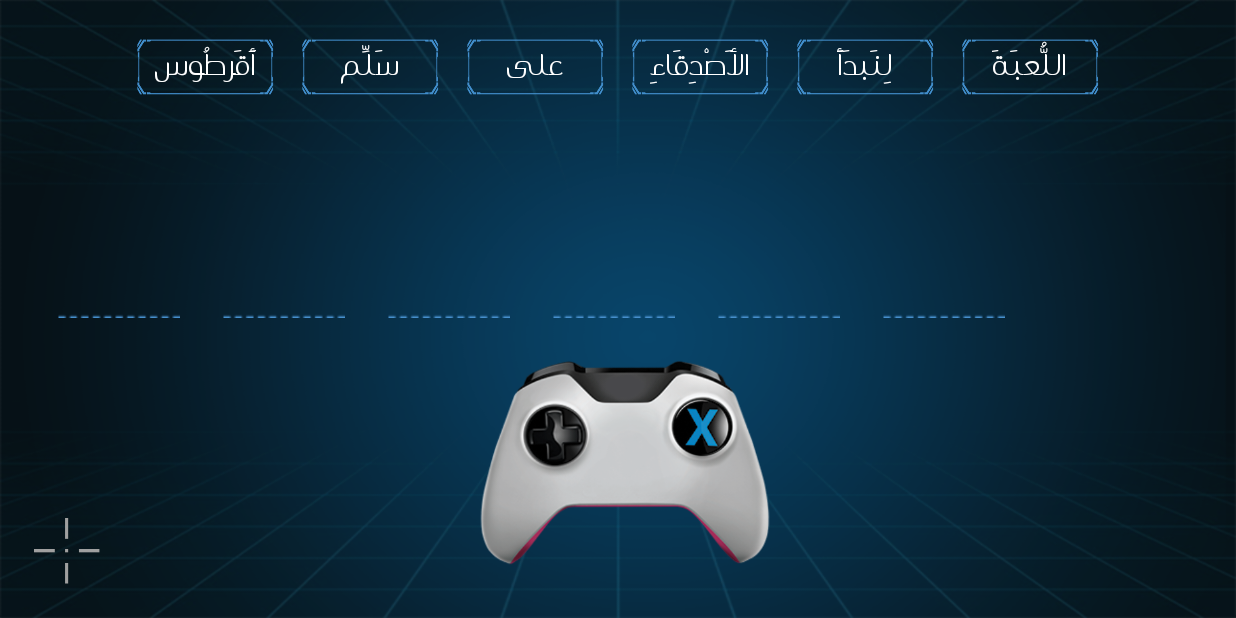
After one commit to dinaomar/AlNidaa, an Android app: the fragment QuestionsFragment placed in its activity, on a phone screen of 824 x 412 dp (held sideways). The commit adds this screen. Run offline under Robolectric (Android 15) with nearby library versions, the phone set to English and light mode, and no system bars.

Commit message:
drag done

```diff
--- /dev/null
+++ b/app/src/main/java/com/dina/elcg/alnedaa/Extensions.kt
@@ -0,0 +1,10 @@
+package com.dina.elcg.alnedaa
+
+import android.graphics.Point
+import android.view.View
+
+fun View.getLocationOnScreen(): Point {
+    val location = IntArray(2)
+    this.getLocationOnScreen(location)
+    return Point(location[0], location[1])
+}
--- a/app/src/main/java/com/dina/elcg/alnedaa/fragments/GameFragment.kt
+++ b/app/src/main/java/com/dina/elcg/alnedaa/fragments/GameFragment.kt
@@ -33,11 +33,8 @@ class GameFragment : Fragment() {
     lateinit var wordsTwo: List<String>
     lateinit var stringThree: String
     lateinit var wordsThree: List<String>
+    var span = SpannableStringBuilder()
 
-    override fun onCreate(savedInstanceState: Bundle?) {
-        super.onCreate(savedInstanceState)
-
-    }
 
     override fun onCreateView(
         inflater: LayoutInflater, container: ViewGroup?,
@@ -68,7 +65,16 @@ class GameFragment : Fragment() {
 
         mPlayerbackground?.start()
         startTimer()
+        btnStart.setOnClickListener { startGame() }
 
+    }
+
+    private fun startGame() {
+        val questionsFragment = QuestionsFragment.newInstance()
+        val fragmentTransaction = fragmentManager?.beginTransaction()
+        fragmentTransaction?.setCustomAnimations(R.anim.in_from_right, R.anim.out_to_left)
+        fragmentTransaction?.replace(R.id.fragment, questionsFragment)
+        fragmentTransaction?.commit()
     }
 
     private fun startTimer() {
@@ -96,17 +102,21 @@ class GameFragment : Fragment() {
     override fun onStop() {
         super.onStop()
         mPlayerbackground?.stop()
+        mPlayerQustion?.stop()
+        handlerOne.removeCallbacks(runnableOne);
+        handlerTwo.removeCallbacks(runnableTwo);
+        handlerThree.removeCallbacks(runnableThree);
+
     }
 
     override fun onDestroy() {
         super.onDestroy()
         mPlayerbackground = null
+        mPlayerQustion = null
     }
 
     private val runnableOne = object : Runnable {
         override fun run() {
-            var span = SpannableStringBuilder()
-
             if (i < wordsOne.size) {
                 span = SpannableStringBuilder(stringOne)
                 span.setSpan(
@@ -117,15 +127,16 @@ class GameFragment : Fragment() {
                 )
                 textView1.setTextKeepState(span)
                 start += wordsOne[i].length + i
+                span.clearSpans()
+                handlerOne.postDelayed(this, (100 * wordsOne[i].length).toLong())
                 i++
-                span.clearSpans()
-                handlerOne.postDelayed(this, 1000)
 
             } else {
                 i = 0
                 start = 0
-                span.clearSpans()
-                handlerTwo.postDelayed(runnableTwo, 100)
+                handlerTwo.postDelayed(runnableTwo, 10)
+                span = SpannableStringBuilder(stringOne)
+                textView1.setTextKeepState(span)
             }
         }
 
@@ -133,7 +144,6 @@ class GameFragment : Fragment() {
 
     private val runnableTwo = object : Runnable {
         override fun run() {
-            var span = SpannableStringBuilder()
             if (i < wordsTwo.size) {
                 span = SpannableStringBuilder(stringTwo)
                 span.setSpan(
@@ -144,21 +154,22 @@ class GameFragment : Fragment() {
                 )
                 textView2.setTextKeepState(span)
                 start += wordsTwo[i].length + i
+                span.clearSpans()
+                handlerTwo.postDelayed(this, (100 * wordsTwo[i].length).toLong())
                 i++
-                span.clearSpans()
-                handlerTwo.postDelayed(this, 800)
 
             } else {
                 i = 0
                 start = 0
                 handlerThree.postDelayed(runnableThree, 10)
+                span = SpannableStringBuilder(stringTwo)
+                textView2.setTextKeepState(span)
             }
         }
     }
 
     private val runnableThree = object : Runnable {
         override fun run() {
-            var span = SpannableStringBuilder()
             if (i < wordsThree.size) {
                 span = SpannableStringBuilder(stringThree)
                 span.setSpan(
@@ -169,14 +180,15 @@ class GameFragment : Fragment() {
                 )
                 textView3.setTextKeepState(span)
                 start += wordsThree[i].length + i
+                span.clearSpans()
+                handlerThree.postDelayed(this, (100 * wordsThree[i].length).toLong())
                 i++
-                span.clearSpans()
-                handlerThree.postDelayed(this, 700)
 
             } else {
                 i = 0
                 start = 0
-                span.clear()
+                span = SpannableStringBuilder(stringThree)
+                textView3.setTextKeepState(span)
             }
 
         }
--- /dev/null
+++ b/app/src/main/java/com/dina/elcg/alnedaa/fragments/QuestionsFragment.kt
@@ -0,0 +1,116 @@
+package com.dina.elcg.alnedaa.fragments
+
+import android.annotation.SuppressLint
+import android.graphics.BlendMode
+import android.graphics.PorterDuff
+import android.graphics.Rect
+import android.media.MediaPlayer
+import android.os.Build
+import android.os.Bundle
+import android.view.LayoutInflater
+import android.view.View
+import android.view.ViewGroup
+import android.widget.RelativeLayout
+import androidx.annotation.RequiresApi
+import androidx.core.content.ContextCompat
+import androidx.fragment.app.Fragment
+import com.dina.elcg.alnedaa.R
+import kotlinx.android.synthetic.main.fragment_questions.*
+
+
+class QuestionsFragment : Fragment() {
+
+    var mPlayerbackground: MediaPlayer? = null
+
+
+    override fun onCreate(savedInstanceState: Bundle?) {
+        super.onCreate(savedInstanceState)
+    }
+
+    override fun onCreateView(
+        inflater: LayoutInflater, container: ViewGroup?,
+        savedInstanceState: Bundle?
+    ): View? {
+        // Inflate the layout for this fragment
+        return inflater.inflate(R.layout.fragment_questions, container, false)
+    }
+
+    @RequiresApi(Build.VERSION_CODES.LOLLIPOP)
+    override fun onViewCreated(view: View, savedInstanceState: Bundle?) {
+        super.onViewCreated(view, savedInstanceState)
+        mPlayerbackground = MediaPlayer.create(this.context, R.raw.musicbg)
+        mPlayerbackground?.setVolume(0.3f, 0.3f)
+        mPlayerbackground?.start()
+
+        upBt.setOnClickListener { functionUp() }
+        downBt.setOnClickListener { functionDown() }
+        leftBt.setOnClickListener { functionLeft() }
+        rightBt.setOnClickListener { functionRight() }
+        selectBtn.setOnClickListener { functionSelect() }
+    }
+
+    @SuppressLint("NewApi")
+    @RequiresApi(Build.VERSION_CODES.LOLLIPOP)
+    private fun functionSelect() {
+        if (checkCollision(cursor,wordOne)){
+            // do something
+            wordOne.backgroundTintList = ContextCompat.getColorStateList(requireContext(), R.color.colorPrimary)
+        }
+        else if (checkCollision(cursor,wordTwo)){
+
+        }
+        else if (checkCollision(cursor,wordThree)){
+
+        }
+        else if (checkCollision(cursor,wordFour)){
+
+        }
+        else if (checkCollision(cursor,wordFive)){
+
+        }
+        else if (checkCollision(cursor,wordSix)){
+
+        }
+    }
+
+    private fun checkCollision(v1: View, v2: View): Boolean {
+        val R1 = Rect(v1.left, v1.top, v1.right, v1.bottom)
+        val R2 = Rect(v2.left, v2.top, v2.right, v2.bottom)
+        return R1.intersect(R2)
+    }
+
+    private fun functionUp() {
+        val paramsTop = cursor.layoutParams as RelativeLayout.LayoutParams
+        paramsTop.bottomMargin += 20
+        cursor.layoutParams = paramsTop
+    }
+
+    private fun functionDown() {
+        val paramsBottom = cursor.layoutParams as RelativeLayout.LayoutParams
+        paramsBottom.bottomMargin -= 20
+        cursor.layoutParams = paramsBottom
+    }
+
+    private fun functionLeft() {
+        val paramsLeft = cursor.layoutParams as RelativeLayout.LayoutParams
+        paramsLeft.leftMargin -= 20
+        cursor.layoutParams = paramsLeft
+    }
+
+    private fun functionRight() {
+        val paramsRight = cursor.layoutParams as RelativeLayout.LayoutParams
+        paramsRight.leftMargin += 20
+        cursor.layoutParams = paramsRight
+    }
+
+
+    override fun onStop() {
+        super.onStop()
+        mPlayerbackground?.stop()
+    }
+
+    companion object {
+        @JvmStatic
+        fun newInstance() = QuestionsFragment()
+    }
+}
--- a/app/src/main/res/layout/fragment_game.xml
+++ b/app/src/main/res/layout/fragment_game.xml
@@ -55,6 +55,28 @@
             app:layout_constraintTop_toBottomOf="@+id/textView2"
             app:layout_constraintVertical_bias="0.01999998" />
 
+        <ImageView
+            android:id="@+id/imageView"
+            android:layout_width="wrap_content"
+            android:layout_height="wrap_content"
+            android:src="@drawable/joystickfullcontrols"
+            app:layout_constraintBottom_toBottomOf="parent"
+            app:layout_constraintEnd_toEndOf="parent"
+            app:layout_constraintStart_toStartOf="parent"
+            app:layout_constraintTop_toBottomOf="@+id/textView3"
+            app:layout_constraintVertical_bias="1.0" />
+
+        <ImageView
+            android:id="@+id/btnStart"
+            android:layout_width="30dp"
+            android:layout_height="30dp"
+            android:src="@drawable/controlx"
+            app:layout_constraintBottom_toBottomOf="parent"
+            app:layout_constraintEnd_toEndOf="parent"
+            app:layout_constraintHorizontal_bias="0.55"
+            app:layout_constraintStart_toStartOf="parent"
+            app:layout_constraintTop_toBottomOf="@+id/textView3"
+            app:layout_constraintVertical_bias="0.77" />
 
     </androidx.constraintlayout.widget.ConstraintLayout>
 
--- /dev/null
+++ b/app/src/main/res/layout/fragment_questions.xml
@@ -0,0 +1,273 @@
+<?xml version="1.0" encoding="utf-8"?>
+<FrameLayout xmlns:android="http://schemas.android.com/apk/res/android"
+    xmlns:app="http://schemas.android.com/apk/res-auto"
+    xmlns:tools="http://schemas.android.com/tools"
+    android:layout_width="match_parent"
+    android:layout_height="match_parent"
+    android:background="@drawable/bg"
+    android:padding="20dp"
+    tools:context=".fragments.QuestionsFragment">
+
+    <RelativeLayout
+        android:layout_width="match_parent"
+        android:layout_height="match_parent">
+
+        <LinearLayout
+            android:layout_width="match_parent"
+            android:layout_height="wrap_content"
+            android:gravity="center"
+            android:orientation="horizontal">
+
+            <RelativeLayout
+                android:id="@+id/wordOne"
+                android:layout_width="100dp"
+                android:layout_height="50dp"
+                android:background="@drawable/choicebox">
+
+                <TextView
+                    style="@style/textViewSentence"
+                    android:layout_width="wrap_content"
+                    android:layout_height="wrap_content"
+                    android:layout_centerInParent="true"
+                    android:text="أَقَرطُوس" />
+
+            </RelativeLayout>
+
+            <View
+                android:layout_width="10dp"
+                android:layout_height="0dp" />
+
+            <RelativeLayout
+                android:id="@+id/wordTwo"
+                android:layout_width="100dp"
+                android:layout_height="50dp"
+                android:background="@drawable/choicebox">
+
+                <TextView
+                    style="@style/textViewSentence"
+                    android:layout_width="wrap_content"
+                    android:layout_height="wrap_content"
+                    android:layout_centerInParent="true"
+                    android:text="سَلِّم" />
+
+            </RelativeLayout>
+
+            <View
+                android:layout_width="10dp"
+                android:layout_height="0dp" />
+
+            <RelativeLayout
+                android:id="@+id/wordThree"
+                android:layout_width="100dp"
+                android:layout_height="50dp"
+                android:background="@drawable/choicebox">
+
+                <TextView
+                    style="@style/textViewSentence"
+                    android:layout_width="wrap_content"
+                    android:layout_height="wrap_content"
+                    android:layout_centerInParent="true"
+                    android:text="على" />
+
+            </RelativeLayout>
+
+            <View
+                android:layout_width="10dp"
+                android:layout_height="0dp" />
+
+
+            <RelativeLayout
+                android:id="@+id/wordFour"
+                android:layout_width="100dp"
+                android:layout_height="50dp"
+                android:background="@drawable/choicebox">
+
+                <TextView
+                    style="@style/textViewSentence"
+                    android:layout_width="wrap_content"
+                    android:layout_height="wrap_content"
+                    android:layout_centerInParent="true"
+                    android:text="الأَصْدِقَاءِ" />
+
+            </RelativeLayout>
+
+            <View
+                android:layout_width="10dp"
+                android:layout_height="0dp" />
+
+
+            <RelativeLayout
+                android:id="@+id/wordFive"
+                android:layout_width="100dp"
+                android:layout_height="50dp"
+                android:background="@drawable/choicebox">
+
+                <TextView
+                    style="@style/textViewSentence"
+                    android:layout_width="wrap_content"
+                    android:layout_height="wrap_content"
+                    android:layout_centerInParent="true"
+                    android:text="لِنَبدَأَ" />
+
+            </RelativeLayout>
+
+            <View
+                android:layout_width="10dp"
+                android:layout_height="0dp" />
+
+            <RelativeLayout
+                android:id="@+id/wordSix"
+                android:layout_width="100dp"
+                android:layout_height="50dp"
+                android:background="@drawable/choicebox">
+
+                <TextView
+                    style="@style/textViewSentence"
+                    android:layout_width="wrap_content"
+                    android:layout_height="wrap_content"
+                    android:layout_centerInParent="true"
+                    android:text="اللُّعبَةَ" />
+
+            </RelativeLayout>
+
+        </LinearLayout>
+
+        <LinearLayout
+            android:layout_width="match_parent"
+            android:layout_height="wrap_content"
+            android:layout_centerInParent="true"
+            android:orientation="horizontal">
+
+            <ImageView
+                android:layout_width="110dp"
+                android:layout_height="wrap_content"
+                android:src="@drawable/lines" />
+
+            <ImageView
+                android:layout_width="110dp"
+                android:layout_height="wrap_content"
+                android:src="@drawable/lines" />
+
+            <ImageView
+                android:layout_width="110dp"
+                android:layout_height="wrap_content"
+                android:src="@drawable/lines" />
+
+            <ImageView
+                android:layout_width="110dp"
+                android:layout_height="wrap_content"
+                android:src="@drawable/lines" />
+
+            <ImageView
+                android:layout_width="110dp"
+                android:layout_height="wrap_content"
+                android:src="@drawable/lines" />
+
+            <ImageView
+                android:layout_width="110dp"
+                android:layout_height="wrap_content"
+                android:src="@drawable/lines" />
+
+        </LinearLayout>
+
+        <androidx.constraintlayout.widget.ConstraintLayout
+            android:layout_width="wrap_content"
+            android:layout_height="wrap_content"
+            android:layout_alignParentBottom="true"
+            android:layout_centerInParent="true">
+
+            <ImageView
+                android:id="@+id/imageView2"
+                android:layout_width="200dp"
+                android:layout_height="150dp"
+                android:layout_marginStart="16dp"
+                android:layout_marginTop="8dp"
+                android:layout_marginEnd="8dp"
+                android:layout_marginBottom="8dp"
+                android:src="@drawable/joystick"
+                app:layout_constraintBottom_toBottomOf="parent"
+                app:layout_constraintEnd_toEndOf="parent"
+                app:layout_constraintStart_toStartOf="parent"
+                app:layout_constraintTop_toTopOf="parent"
+                app:layout_constraintVertical_bias="0.7" />
+
+            <ImageView
+                android:id="@+id/selectBtn"
+                android:layout_width="50dp"
+                android:layout_height="50dp"
+                android:src="@drawable/controlx"
+                app:layout_constraintBottom_toBottomOf="@+id/imageView2"
+                app:layout_constraintEnd_toEndOf="parent"
+                app:layout_constraintHorizontal_bias="0.833"
+                app:layout_constraintStart_toStartOf="parent"
+                app:layout_constraintTop_toTopOf="parent"
+                app:layout_constraintVertical_bias="0.31" />
+
+            <ImageView
+                android:id="@+id/imageView5"
+                android:layout_width="50dp"
+                android:layout_height="50dp"
+                android:src="@drawable/controldirections"
+                app:layout_constraintBottom_toBottomOf="parent"
+                app:layout_constraintEnd_toStartOf="@+id/selectBtn"
+                app:layout_constraintHorizontal_bias="0.48"
+                app:layout_constraintStart_toStartOf="parent"
+                app:layout_constraintTop_toTopOf="@+id/imageView2"
+                app:layout_constraintVertical_bias="0.29000002" />
+
+            <View
+                android:id="@+id/rightBt"
+                android:layout_width="20dp"
+                android:layout_height="10dp"
+                app:layout_constraintBottom_toBottomOf="@+id/imageView2"
+                app:layout_constraintEnd_toEndOf="@+id/selectBtn"
+                app:layout_constraintHorizontal_bias="0.4"
+                app:layout_constraintStart_toStartOf="@+id/imageView2"
+                app:layout_constraintTop_toTopOf="@+id/imageView5"
+                app:layout_constraintVertical_bias="0.17000002" />
+
+            <View
+                android:id="@+id/leftBt"
+                android:layout_width="20dp"
+                android:layout_height="10dp"
+                app:layout_constraintBottom_toBottomOf="@+id/imageView5"
+                app:layout_constraintEnd_toStartOf="@+id/rightBt"
+                app:layout_constraintHorizontal_bias="0.76"
+                app:layout_constraintStart_toStartOf="parent"
+                app:layout_constraintTop_toTopOf="@+id/imageView5"
+                app:layout_constraintVertical_bias="0.47000003" />
+
+            <View
+                android:id="@+id/upBt"
+                android:layout_width="10dp"
+                android:layout_height="20dp"
+                app:layout_constraintBottom_toBottomOf="@+id/imageView5"
+                app:layout_constraintEnd_toEndOf="@+id/imageView5"
+                app:layout_constraintHorizontal_bias="0.54"
+                app:layout_constraintStart_toStartOf="@+id/imageView5"
+                app:layout_constraintTop_toTopOf="@+id/imageView5"
+                app:layout_constraintVertical_bias="0.060000002" />
+
+            <View
+                android:id="@+id/downBt"
+                android:layout_width="10dp"
+                android:layout_height="20dp"
+                app:layout_constraintBottom_toBottomOf="@+id/imageView2"
+                app:layout_constraintEnd_toEndOf="@+id/rightBt"
+                app:layout_constraintHorizontal_bias="0.49"
+                app:layout_constraintStart_toStartOf="@+id/imageView5"
+                app:layout_constraintTop_toBottomOf="@+id/upBt"
+                app:layout_constraintVertical_bias="0.06999999" />
+
+        </androidx.constraintlayout.widget.ConstraintLayout>
+
+        <ImageView
+            android:id="@+id/cursor"
+            android:layout_width="50dp"
+            android:layout_height="50dp"
+            android:layout_alignParentBottom="true"
+            android:src="@drawable/cursor" />
+
+    </RelativeLayout>
+
+</FrameLayout>
--- a/app/src/main/res/values/styles.xml
+++ b/app/src/main/res/values/styles.xml
@@ -14,4 +14,10 @@
         <item name="android:textSize">20sp</item>
     </style>
 
+    <style name="textViewSentence" parent="TextAppearance.AppCompat">
+        <item name="android:fontFamily">@font/font</item>
+        <item name="android:textColor">@android:color/white</item>
+        <item name="android:textSize">20sp</item>
+    </style>
+
 </resources>
```
Also changed, not shown: app/src/main/res/drawable-v24/bg.png (added), app/src/main/res/drawable-v24/choicebox.png (added), app/src/main/res/drawable-v24/controldirections.png (added), app/src/main/res/drawable-v24/controlx.png (added), app/src/main/res/drawable-v24/cursor.png (added), app/src/main/res/drawable-v24/joystick.png (added), app/src/main/res/drawable-v24/joystickfullcontrols.png (added), app/src/main/res/drawable-v24/lines.png (added), app/src/main/res/drawable-v24/nxtbtn.png (added).
